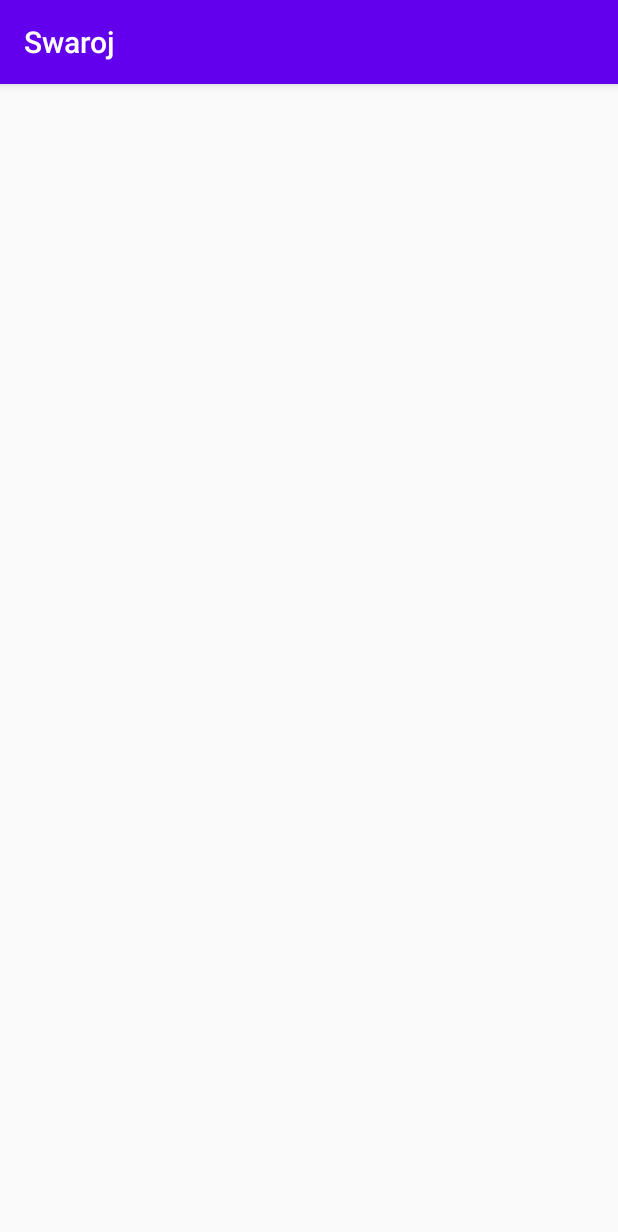
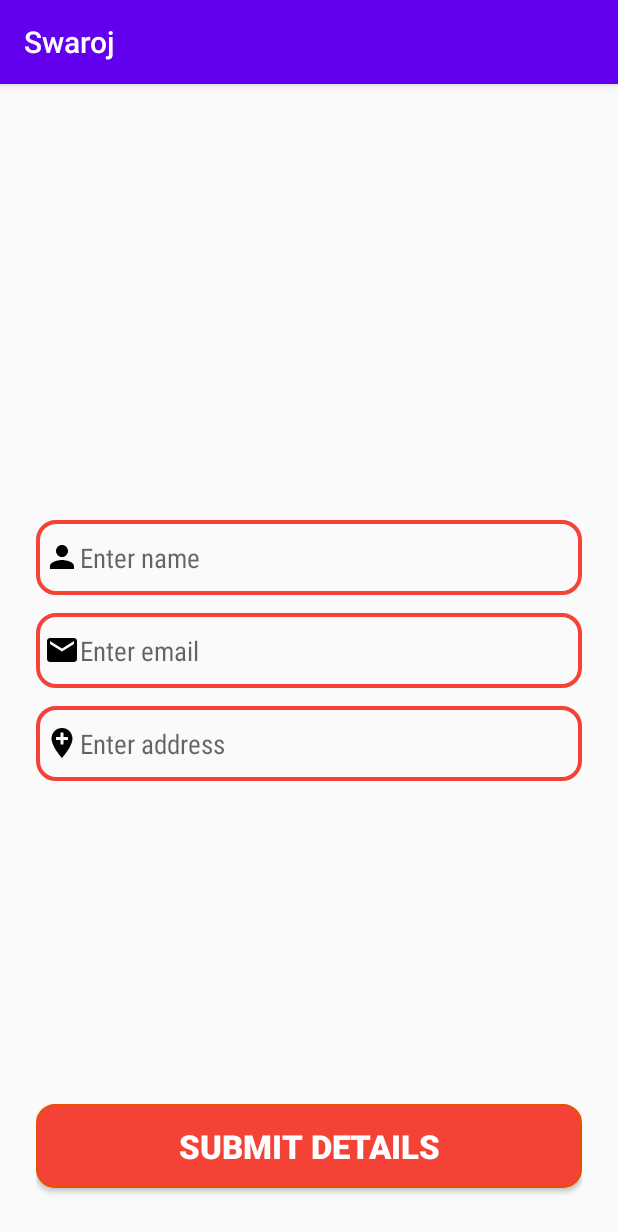
Before and after one commit to dikamjit-borah/Imminear, an Android app: the Registration screen opened directly, with no data from a screen before it, on a phone screen of 412 x 824 dp. Shown: the top 1232 px of the screen. Run offline under Robolectric (Android 15) with nearby library versions, the phone set to English and light mode, and no system bars; our stand-ins replace Firebase (no records; nobody signed in at launch, a user with empty details on screens opened directly); 1 statement that could not run was skipped.

```diff
--- a/app/src/main/java/com/example/swaroj/Dashboard.java
+++ b/app/src/main/java/com/example/swaroj/Dashboard.java
@@ -82,7 +82,11 @@ public class Dashboard extends AppCompatActivity {
         near_me.setOnClickListener(new View.OnClickListener() {
             @Override
             public void onClick(View v) {
-                startActivity(new Intent(getApplicationContext(), Near_Me.class));
+                Intent intent = new Intent(getApplicationContext(),Near_Me.class);
+                intent.putExtra("dash_lat", lat);
+                intent.putExtra("dash_lon", lon);
+                startActivity(intent);
+               // startActivity(new Intent(getApplicationContext(), Near_Me.class));
             }
         });
 
--- a/app/src/main/java/com/example/swaroj/MainActivity.java
+++ b/app/src/main/java/com/example/swaroj/MainActivity.java
@@ -19,7 +19,7 @@ public class MainActivity extends AppCompatActivity {
         new Handler().postDelayed(new Runnable() {
             @Override
             public void run() {
-                startActivity(new Intent(getApplicationContext(), Memory.class));
+                startActivity(new Intent(getApplicationContext(), Home.class));
                 finish();
             }
         }, SPLASH_TIME);
--- a/app/src/main/java/com/example/swaroj/OTP_Register.java
+++ b/app/src/main/java/com/example/swaroj/OTP_Register.java
@@ -19,6 +19,7 @@ import com.google.firebase.auth.AuthResult;
 import com.google.firebase.auth.FirebaseAuth;
 import com.google.firebase.auth.PhoneAuthCredential;
 import com.google.firebase.auth.PhoneAuthProvider;
+import com.google.firebase.firestore.FirebaseFirestore;
 
 import java.util.concurrent.TimeUnit;
 
@@ -29,6 +30,7 @@ public class OTP_Register extends AppCompatActivity {
     ProgressBar progressBar;
 
     FirebaseAuth firebaseAuth;
+    FirebaseFirestore firebaseFirestore;
     String phone_str;
 
     String verificationID;
@@ -46,6 +48,8 @@ public class OTP_Register extends AppCompatActivity {
 
 
         firebaseAuth = FirebaseAuth.getInstance();
+        firebaseFirestore = FirebaseFirestore.getInstance();
+
 
         progressBar = findViewById(R.id.progressBar_otp_reg);
         get_otp = findViewById(R.id.button_getOTP_otp_reg);
--- a/app/src/main/java/com/example/swaroj/Registration.java
+++ b/app/src/main/java/com/example/swaroj/Registration.java
@@ -1,14 +1,254 @@
 package com.example.swaroj;
 
+import androidx.annotation.NonNull;
 import androidx.appcompat.app.AppCompatActivity;
+import androidx.core.app.ActivityCompat;
 
+import android.Manifest;
+import android.annotation.SuppressLint;
+import android.content.Context;
+import android.content.Intent;
+import android.content.pm.PackageManager;
+import android.location.Location;
+import android.location.LocationManager;
 import android.os.Bundle;
+import android.os.Looper;
+import android.provider.Settings;
+import android.view.View;
+import android.widget.Button;
+import android.widget.EditText;
+import android.widget.Toast;
+
+import com.google.android.gms.location.FusedLocationProviderClient;
+import com.google.android.gms.location.LocationCallback;
+import com.google.android.gms.location.LocationRequest;
+import com.google.android.gms.location.LocationResult;
+import com.google.android.gms.location.LocationServices;
+import com.google.android.gms.tasks.OnCompleteListener;
+import com.google.android.gms.tasks.Task;
+import com.google.firebase.auth.FirebaseAuth;
+import com.google.firebase.database.FirebaseDatabase;
+import com.google.firebase.firestore.DocumentReference;
+import com.google.firebase.firestore.FirebaseFirestore;
+
+import java.util.HashMap;
+import java.util.Map;
 
 public class Registration extends AppCompatActivity {
+
+    FirebaseAuth firebaseAuth;
+    FirebaseFirestore firestore;
+    FirebaseDatabase firebaseDatabase;
+
+    EditText name, email, address;
+    Button submit;
+
+    String name_string, email_string, address_string;
+    String USER_ID;
+
+    double lat, lon, alt;
+
+
+
+    private static final int PERMISSION_ID = 44;
+    FusedLocationProviderClient mFusedLocationClient;
+
+
+
 
     @Override
     protected void onCreate(Bundle savedInstanceState) {
         super.onCreate(savedInstanceState);
         setContentView(R.layout.activity_registration);
+
+        firebaseAuth = FirebaseAuth.getInstance();
+        firestore = FirebaseFirestore.getInstance();
+        firebaseDatabase = FirebaseDatabase.getInstance();
+
+        mFusedLocationClient = LocationServices.getFusedLocationProviderClient(Registration.this);
+        // getLastLocation();
+
+        name = findViewById(R.id.editText_name_reg);
+        email = findViewById(R.id.editText_email_reg);
+        address = findViewById(R.id.editText_address_reg);
+        submit = findViewById(R.id.button_submit_reg);
+        address.setFocusable(false);
+        address.setClickable(true);
+        address.setOnClickListener(new View.OnClickListener() {
+            @Override
+            public void onClick(View v) {
+                getLastLocation();
+                Toast.makeText(getApplicationContext(), "Get current location", Toast.LENGTH_SHORT).show();
+            }
+        });
+        USER_ID = firebaseAuth.getCurrentUser().getUid();
+
+        final DocumentReference documentReference = firestore.collection("USERS").document(USER_ID);
+        final DocumentReference documentReference2 = firestore.collection("LOCALS").document(USER_ID);
+
+        submit.setOnClickListener(new View.OnClickListener() {
+            @Override
+            public void onClick(View v) {
+                name_string = name.getText().toString();
+                email_string = email.getText().toString();
+                address_string = address.getText().toString();
+                //lastloc_string = lastloc.getText().toString();
+                if(name_string.isEmpty() || email_string.isEmpty() || address_string.isEmpty())
+                {
+                    Toast.makeText(getApplicationContext(), "Provide complete details", Toast.LENGTH_LONG).show();
+                    return;
+                }
+                else
+                {
+//                    DatabaseReference ref = firebaseDatabase.getReference("Coordinates\n"+ USER_ID);
+//                    coordinates coordinates = new coordinates(lat,lon,alt);
+//                    ref.setValue(name);
+
+                    Map<String, Object> locals = new HashMap<>();
+                    locals.put("NAME_", name_string);
+                    locals.put("EMAIL_", email_string);
+                    locals.put("ADDRESS_", address_string);
+                    locals.put("TYPE_", "LOCAL");
+
+                    Map<String, Object> migrants_coordinates = new HashMap<>();
+                    migrants_coordinates.put("latitude", lat);
+                    migrants_coordinates.put("longitude", lon);
+                   /* documentReference2.set(migrants_coordinates).addOnCompleteListener(new OnCompleteListener<Void>() {
+                        @Override
+                        public void onComplete(@NonNull Task<Void> task) {
+                            if(task.isSuccessful())
+                            {
+
+                                Toast.makeText(getApplicationContext(), "Account created", Toast.LENGTH_SHORT).show();
+                                // startActivity(new Intent(getApplicationContext(), Dashboard.class));
+                                //finish();
+                            }
+                            else
+                            {
+                                Toast.makeText(getApplicationContext(), "Account could not be created", Toast.LENGTH_SHORT).show();
+                            }
+                        }
+                    });*/
+                    documentReference.set(locals).addOnCompleteListener(new OnCompleteListener<Void>() {
+                        @Override
+                        public void onComplete(@NonNull Task<Void> task) {
+                            if(task.isSuccessful())
+                            {
+
+                                //Toast.makeText(getApplicationContext(), "Account created", Toast.LENGTH_SHORT).show();
+                                startActivity(new Intent(getApplicationContext(), Dashboard.class));
+                                finish();
+                            }
+                            else
+                            {
+                                Toast.makeText(getApplicationContext(), "Account could not be created", Toast.LENGTH_SHORT).show();
+                            }
+                        }
+                    });
+
+                }
+            }
+        });
     }
+    @SuppressLint("MissingPermission")
+    private void getLastLocation(){
+        if (checkPermissions()) {
+            if (isLocationEnabled()) {
+                mFusedLocationClient.getLastLocation().addOnCompleteListener(
+                        new OnCompleteListener<Location>() {
+                            @Override
+                            public void onComplete(@NonNull Task<Location> task) {
+                                Location location = task.getResult();
+                                if (location == null) {
+                                    requestNewLocationData();
+                                } else {
+                                    lat = location.getLatitude();
+                                    lon = location.getLongitude();
+                                    address.setText(location.getLatitude()+", "+location.getLongitude()+"");
+                                }
+                            }
+                        }
+                );
+            } else {
+                Toast.makeText(this, "Turn on location", Toast.LENGTH_LONG).show();
+                Intent intent = new Intent(Settings.ACTION_LOCATION_SOURCE_SETTINGS);
+                startActivity(intent);
+            }
+        } else {
+            requestPermissions();
+        }
+    }
+
+
+    @SuppressLint("MissingPermission")
+    private void requestNewLocationData(){
+
+        LocationRequest mLocationRequest = new LocationRequest();
+        mLocationRequest.setPriority(LocationRequest.PRIORITY_HIGH_ACCURACY);
+        mLocationRequest.setInterval(0);
+        mLocationRequest.setFastestInterval(0);
+        mLocationRequest.setNumUpdates(1);
+
+        mFusedLocationClient = LocationServices.getFusedLocationProviderClient(this);
+        mFusedLocationClient.requestLocationUpdates(
+                mLocationRequest, mLocationCallback,
+                Looper.myLooper()
+        );
+
+    }
+
+    private LocationCallback mLocationCallback = new LocationCallback() {
+        @Override
+        public void onLocationResult(LocationResult locationResult) {
+            Location mLastLocation = locationResult.getLastLocation();
+            lat = mLastLocation.getLatitude();
+            lon = mLastLocation.getLongitude();
+            address.setText(mLastLocation.getLatitude()+", "+mLastLocation.getLongitude()+"");
+        }
+    };
+
+    private boolean checkPermissions() {
+        if (ActivityCompat.checkSelfPermission(this, Manifest.permission.ACCESS_COARSE_LOCATION) == PackageManager.PERMISSION_GRANTED &&
+                ActivityCompat.checkSelfPermission(this, Manifest.permission.ACCESS_FINE_LOCATION) == PackageManager.PERMISSION_GRANTED) {
+            return true;
+        }
+        return false;
+    }
+
+    private void requestPermissions() {
+        ActivityCompat.requestPermissions(
+                this,
+                new String[]{Manifest.permission.ACCESS_COARSE_LOCATION, Manifest.permission.ACCESS_FINE_LOCATION},
+                PERMISSION_ID
+        );
+    }
+
+    private boolean isLocationEnabled() {
+        LocationManager locationManager = (LocationManager) getSystemService(Context.LOCATION_SERVICE);
+        return locationManager.isProviderEnabled(LocationManager.GPS_PROVIDER) || locationManager.isProviderEnabled(
+                LocationManager.NETWORK_PROVIDER
+        );
+    }
+
+    @Override
+    public void onRequestPermissionsResult(int requestCode, String[] permissions, int[] grantResults) {
+        super.onRequestPermissionsResult(requestCode, permissions, grantResults);
+        if (requestCode == PERMISSION_ID) {
+            if (grantResults.length > 0 && grantResults[0] == PackageManager.PERMISSION_GRANTED) {
+                getLastLocation();
+            }
+        }
+    }
+
+    @Override
+    public void onResume(){
+        super.onResume();
+        if (checkPermissions()) {
+            getLastLocation();
+        }
+
+    }
+
+
+
 }
--- a/app/src/main/res/layout/activity_main.xml
+++ b/app/src/main/res/layout/activity_main.xml
@@ -12,5 +12,5 @@
         android:layout_width="200dp"
         android:layout_height="200dp"
         android:layout_centerInParent="true"
-        app:srcCompat="@drawable/vm_logo" />
+        app:srcCompat="@drawable/swaroj_logo" />
 </RelativeLayout>
--- a/app/src/main/res/layout/activity_registration.xml
+++ b/app/src/main/res/layout/activity_registration.xml
@@ -1,9 +1,95 @@
 <?xml version="1.0" encoding="utf-8"?>
-<androidx.constraintlayout.widget.ConstraintLayout xmlns:android="http://schemas.android.com/apk/res/android"
+<RelativeLayout xmlns:android="http://schemas.android.com/apk/res/android"
     xmlns:app="http://schemas.android.com/apk/res-auto"
     xmlns:tools="http://schemas.android.com/tools"
     android:layout_width="match_parent"
     android:layout_height="match_parent"
-    tools:context=".Registration">
+    tools:context=".Registration"
+    >
 
-</androidx.constraintlayout.widget.ConstraintLayout>
+    <LinearLayout
+        android:layout_margin="24dp"
+        android:layout_centerInParent="true"
+        android:id="@+id/ll1_reg"
+        android:layout_width="match_parent"
+        android:layout_height="wrap_content"
+        android:orientation="vertical">
+
+        <EditText
+            android:id="@+id/editText_name_reg"
+            android:layout_width="match_parent"
+            android:layout_height="50dp"
+            android:layout_marginBottom="12dp"
+
+            android:background="@drawable/custom_edittext_1"
+            android:drawableLeft="@drawable/left_icon_name"
+
+            android:ems="10"
+            android:fontFamily="sans-serif-condensed"
+            android:hint="@string/enter_name"
+            android:inputType="textPersonName"
+
+
+
+            android:padding="5dp"
+            android:textColor="#000000"
+            android:textSize="18sp" />
+
+        <EditText
+            android:id="@+id/editText_email_reg"
+            android:layout_width="match_parent"
+            android:layout_height="50dp"
+            android:layout_marginBottom="12dp"
+
+            android:background="@drawable/custom_edittext_1"
+            android:drawableLeft="@drawable/left_icon_email"
+
+            android:ems="10"
+            android:fontFamily="sans-serif-condensed"
+            android:hint="@string/enter_email"
+            android:inputType="textEmailAddress"
+
+
+            android:padding="5dp"
+            android:textColor="#000000"
+            android:textSize="18sp" />
+
+        <EditText
+            android:id="@+id/editText_address_reg"
+            android:layout_width="match_parent"
+            android:layout_height="50dp"
+            android:layout_marginBottom="12dp"
+            android:background="@drawable/custom_edittext_1"
+            android:drawableLeft="@drawable/left_icon_address"
+
+            android:ems="10"
+            android:fontFamily="sans-serif-condensed"
+            android:hint="@string/enter_address"
+            android:inputType="textPostalAddress"
+
+
+            android:padding="5dp"
+            android:textColor="#000000"
+            android:textSize="18sp" />
+
+    </LinearLayout>
+    <LinearLayout
+        android:layout_alignParentBottom="true"
+        android:layout_width="match_parent"
+        android:layout_height="wrap_content"
+        android:layout_margin="24dp"
+        >
+
+        <Button
+            android:id="@+id/button_submit_reg"
+            android:layout_width="match_parent"
+            android:layout_height="56dp"
+            android:layout_marginBottom="8dp"
+            android:background="@drawable/custom_button_1"
+            android:elevation="12dp"
+
+            android:fontFamily="sans-serif-black"
+            android:text="@string/submit_details"
+            android:textColor="#ffffff"
+            android:textSize="22sp" /></LinearLayout>
+</RelativeLayout>
```
Also changed, not shown: app/src/main/java/com/example/swaroj/Home.java (+16 -2 lines), app/src/main/java/com/example/swaroj/Near_Me.java (+103 -19 lines).
